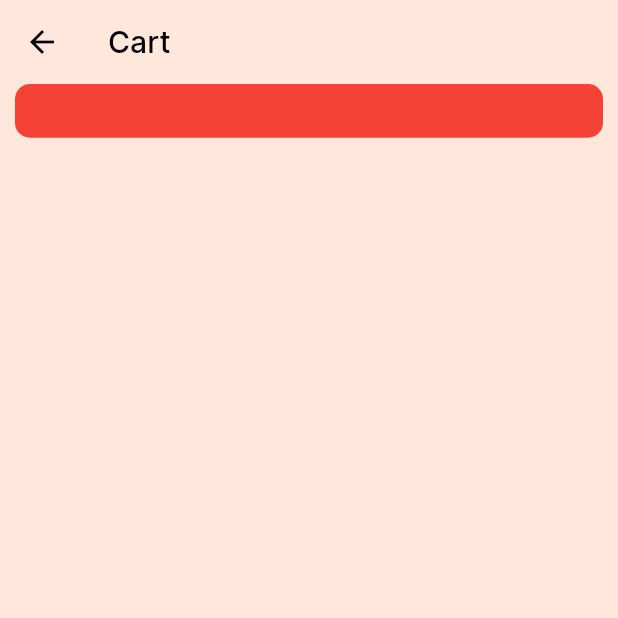
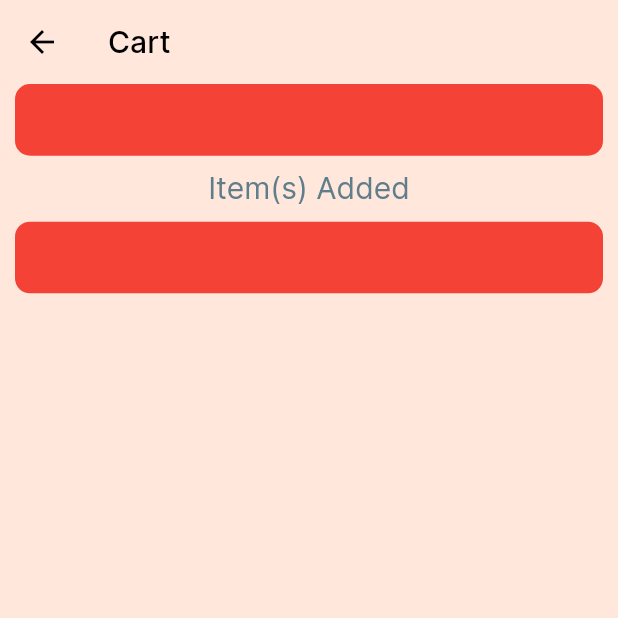
Before and after one commit to AyusHSahU1506/Assignment-3, a Flutter app: the MyCartPage screen opened directly, on a phone screen of 412 x 824 dp, the top half of it. Run offline on Flutter 3.47's test engine with Material 2 defaults, Android fonts, the light colour scheme and no system bars; our stand-ins replace carousel_slider, flutter_screenutil, intl_phone_field, otp_text_field.

Commit message:
Please enter the commit message for your changes. Lines starting  with '' will be ignored, and an empty message aborts the commit.
 On branch main
 Your branch is ahead of 'origin/main' by 2 commits.
   (use "git push" to publish your local commits)

 Changes to be committed:
	modified:   lib/Screens/CartScreen.dart
	modified:   lib/Screens/ShopScreen.dart

```diff
--- a/lib/Screens/CartScreen.dart
+++ b/lib/Screens/CartScreen.dart
@@ -26,12 +26,40 @@ class MyCartPage extends StatelessWidget {
           body: SingleChildScrollView(
             child: Padding(
               padding: const EdgeInsets.symmetric(horizontal: 10),
-              child: Container(
-                height: 30.h,
-                width: MediaQuery.of(context).size.width * 1.w,
-                decoration: const BoxDecoration(
-                    color: Colors.red,
-                    borderRadius: BorderRadius.all(Radius.circular(10))),
+              child: Column(
+                children: [
+                  Container(
+                    height: 40.h,
+                    width: MediaQuery.of(context).size.width * 1.w,
+                    decoration: const BoxDecoration(
+                        color: Colors.red,
+                        borderRadius: BorderRadius.all(Radius.circular(10))),
+                  ),
+                  const SizedBox(
+                    height: 10,
+                  ),
+                  const Text(
+                    "Item(s) Added",
+                    style: TextStyle(
+                        fontFamily: 'Inter',
+                        fontSize: 20,
+                        fontWeight: FontWeight.w400,
+                        color: Colors.blueGrey),
+                  ),
+                  SizedBox(
+                    height: 10,
+                  ),
+                  Container(
+                    height: 40.h,
+                    width: MediaQuery.of(context).size.width * 1.w,
+                    decoration: const BoxDecoration(
+                        color: Colors.red,
+                        borderRadius: BorderRadius.all(Radius.circular(10))),
+                  ),
+                  const SizedBox(
+                    height: 10,
+                  ),
+                ],
               ),
             ),
           )),
```
Also changed, not shown: lib/Screens/ShopScreen.dart (+0 -10 lines).
